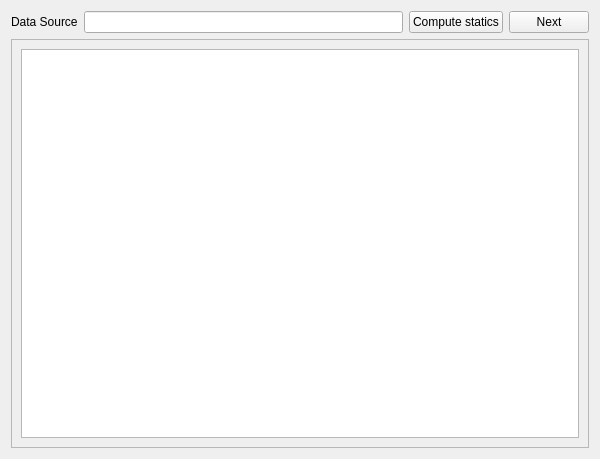
Old version of the form forms/vistaestadisticas.ui in the repository maekos/Cmeans.
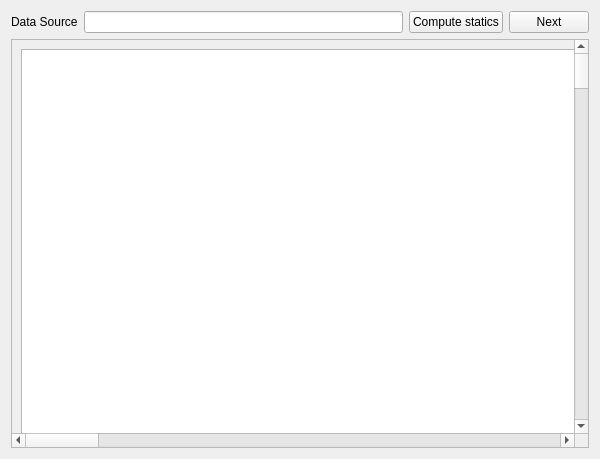
New version of the form.

Commit message:
[MZA] + Calculo de coeficiente de variacion.
Falta calculo de matriz de correlacion.

Diff of the .ui file:
```diff
--- a/forms/vistaestadisticas.ui
+++ b/forms/vistaestadisticas.ui
@@ -54,13 +54,20 @@
          <rect>
           <x>0</x>
           <y>0</y>
-          <width>578</width>
-          <height>400</height>
+          <width>5018</width>
+          <height>5018</height>
          </rect>
         </property>
         <layout class="QVBoxLayout" name="verticalLayout_2">
          <item>
-          <widget class="QPlainTextEdit" name="plainTextEdit"/>
+          <widget class="QPlainTextEdit" name="plainTextEdit">
+           <property name="minimumSize">
+            <size>
+             <width>5000</width>
+             <height>5000</height>
+            </size>
+           </property>
+          </widget>
          </item>
         </layout>
        </widget>
```
The commit also changes 1 other file.
